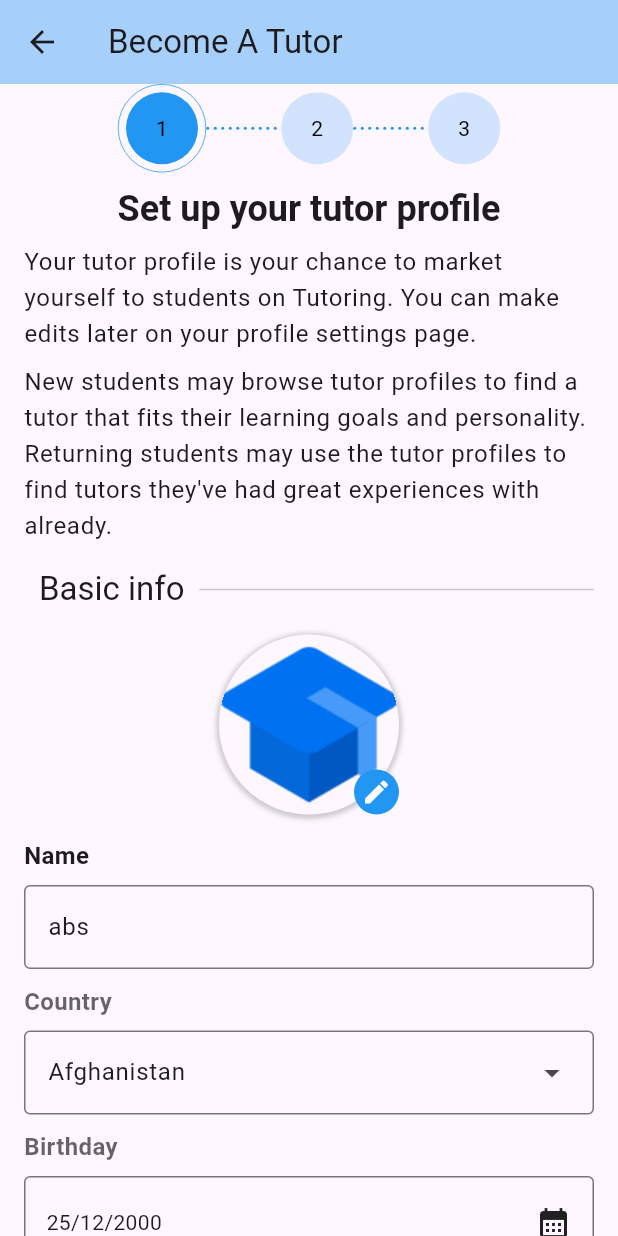
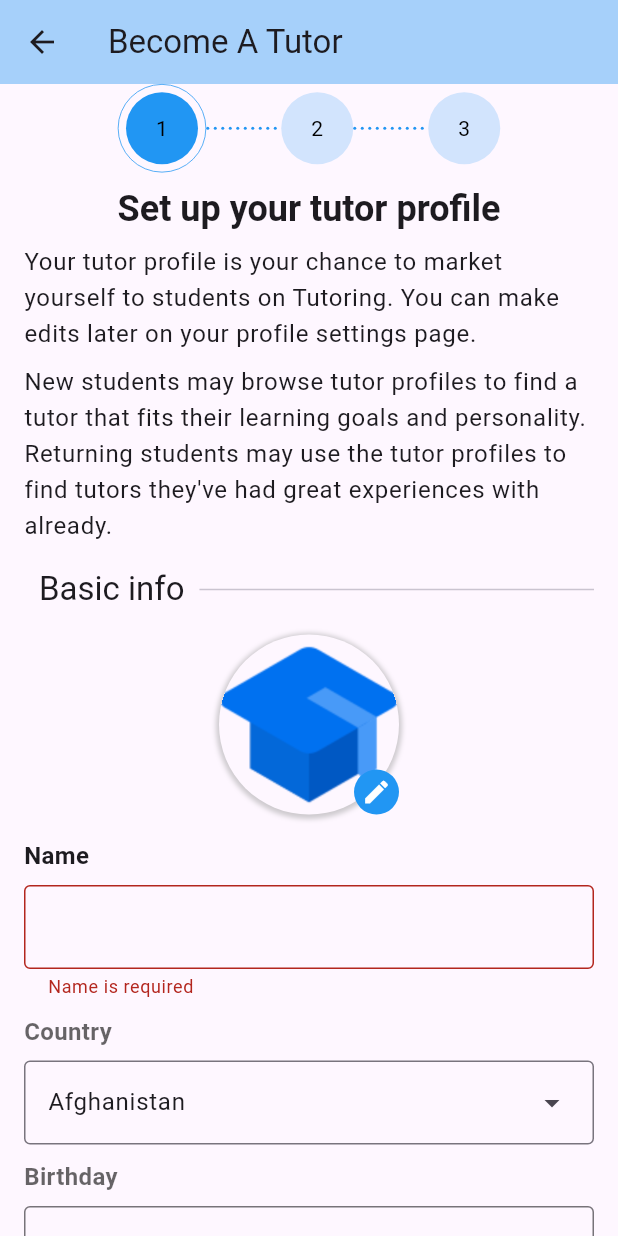
Before and after one commit to haonguyen22/Lettutor, a Flutter app: the BecomeTutorScreen screen opened by its route, on a phone screen of 412 x 824 dp. Run offline on Flutter 3.47's test engine with Material 3 defaults, Android fonts, the phone set to English and light mode, and no system bars; our stand-ins replace adaptive_theme, bloc, dio, easy_debounce, file_picker, firebase_core and 13 more; missing offline and left inert: flutter_facebook_auth, jitsi_meet_wrapper, syncfusion_flutter_pdfviewer; accounts and stored records are empty; generated files the repository leaves out were written again.

```diff
--- a/lib/presentation/become_tutor/views/complete_profile_step.dart
+++ b/lib/presentation/become_tutor/views/complete_profile_step.dart
@@ -67,19 +67,14 @@ class _CompleteProfileStepScreenState extends State<CompleteProfileStepScreen>
     specialtiesChoice = becomeTutorData?.specialties ?? specialtiesUser ?? [];
     country =
         becomeTutorData?.country ?? user?.country ?? countryList.values.first;
-    nameCtrl = TextEditingController(
-        text: becomeTutorData?.name ?? user?.name ?? "abs");
-    interestsCtrl =
-        TextEditingController(text: becomeTutorData?.interests ?? "abs");
-    educationCtrl =
-        TextEditingController(text: becomeTutorData?.education ?? "abs");
-    experienceCtrl =
-        TextEditingController(text: becomeTutorData?.experience ?? "abs");
-    professionCtrl =
-        TextEditingController(text: becomeTutorData?.profession ?? "abs");
-    languageCtrl = TextEditingController(
-        text: becomeTutorData?.languages?.join(',') ?? "abs");
-    bioCtrl = TextEditingController(text: becomeTutorData?.bio ?? "abs");
+    nameCtrl = TextEditingController(text: becomeTutorData?.name ?? user?.name);
+    interestsCtrl = TextEditingController(text: becomeTutorData?.interests);
+    educationCtrl = TextEditingController(text: becomeTutorData?.education);
+    experienceCtrl = TextEditingController(text: becomeTutorData?.experience);
+    professionCtrl = TextEditingController(text: becomeTutorData?.profession);
+    languageCtrl =
+        TextEditingController(text: becomeTutorData?.languages?.join(','));
+    bioCtrl = TextEditingController(text: becomeTutorData?.bio);
     birthday = becomeTutorData?.birthDay ??
         user?.birthday ??
         DateTime.now().copyWith(year: 2000);
```
Also changed, not shown: 56 other files.
